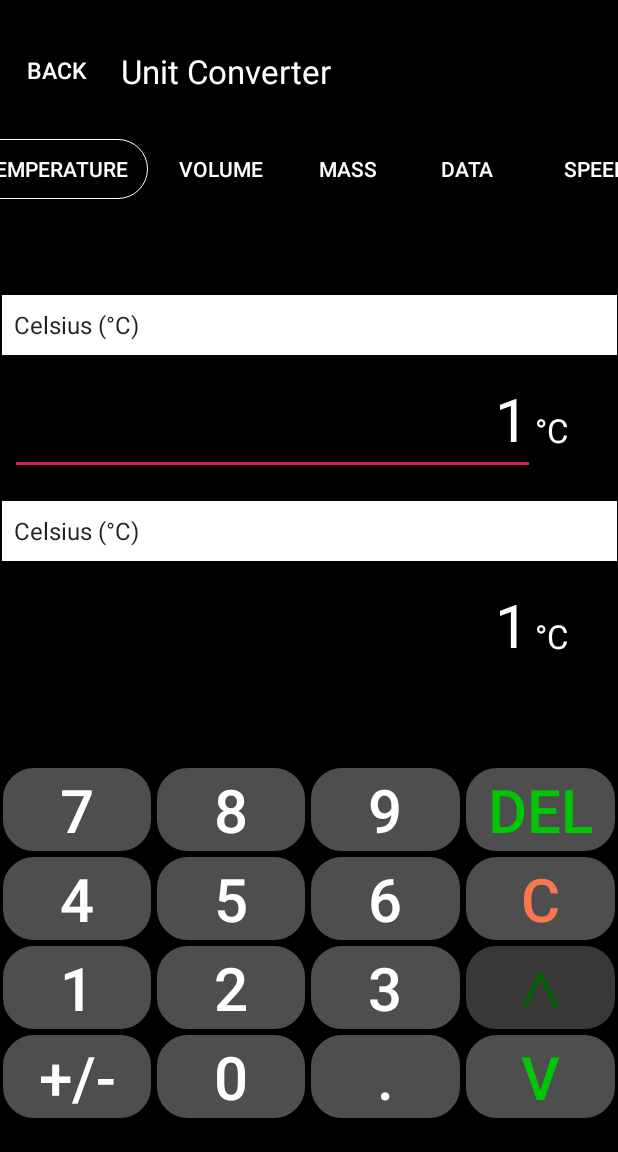
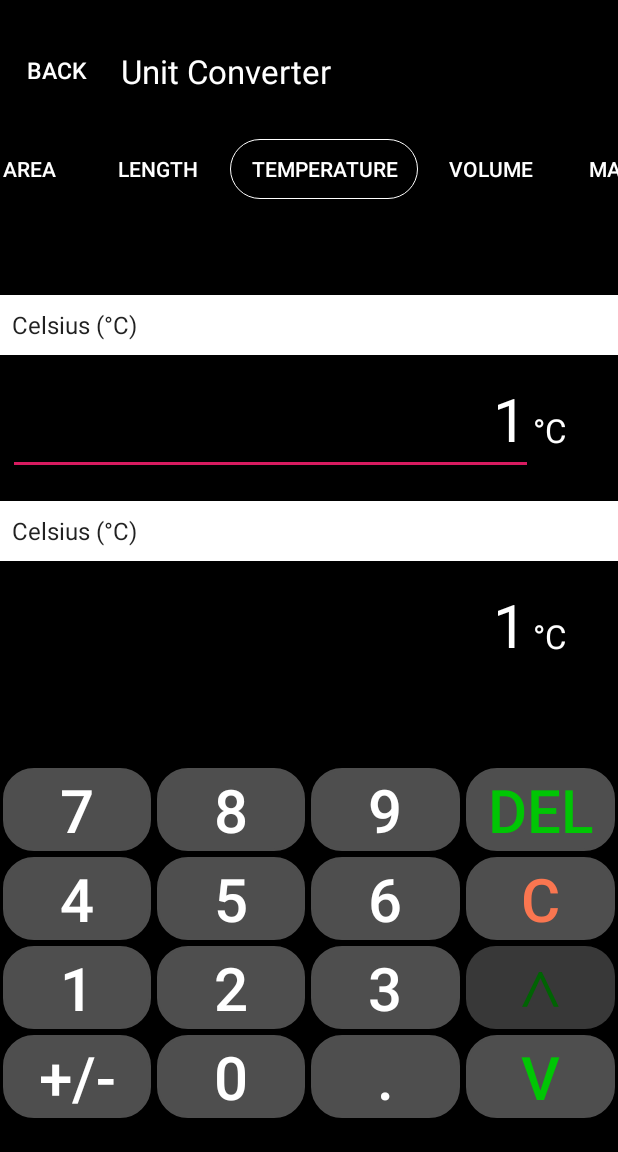
Before and after one commit to Sgrygorczuk/Android_Calculator, an Android app: the ConversionActivity screen opened directly, with no data from a screen before it, after a tap on "TEMPERATURE", on a phone screen of 412 x 824 dp, the part 84-1236 px from its top. Run offline under Robolectric (Android 15) with nearby library versions, the phone set to English and light mode, and no system bars; 4 statements that could not run were skipped; 2 other taps on this screen came first.

Commit message:
Added animation to Conversion Activity Layout and Unit Scroll

```diff
--- a/app/src/main/java/com/example/calculator/ConversionActivity.kt
+++ b/app/src/main/java/com/example/calculator/ConversionActivity.kt
@@ -3,6 +3,7 @@ package com.example.calculator
 import android.content.Intent
 import android.graphics.Color
 import android.os.Bundle
+import android.os.Handler
 import android.util.Log
 import android.widget.ArrayAdapter
 import androidx.appcompat.app.AppCompatActivity
@@ -13,6 +14,7 @@ import android.view.View
 import android.view.View.*
 import android.widget.AdapterView
 import android.widget.Toast
+import androidx.core.view.isVisible
 
 
 class ConversionActivity: AppCompatActivity() {
@@ -63,8 +65,9 @@ class ConversionActivity: AppCompatActivity() {
     private fun updateLayout(){
         Log.d("Admin", "ConversionActivity: $currentButton layout was chosen")
 
-        var animateView :  View = conversionLayoutArea
-        var position : Int = 0
+        var newButton : View = areaButton
+        var newPosition : Int = 0
+        var distance : Int = 0
 
         areaButton.setBackgroundDrawable(resources.getDrawable(R.drawable.black_selector))
         lengthButton.setBackgroundDrawable(resources.getDrawable(R.drawable.black_selector))
@@ -75,82 +78,93 @@ class ConversionActivity: AppCompatActivity() {
         speedButton.setBackgroundDrawable(resources.getDrawable(R.drawable.black_selector))
         timeButton.setBackgroundDrawable(resources.getDrawable(R.drawable.black_selector))
 
-        conversionLayoutArea.visibility = GONE
-        conversionLayoutLength.visibility = GONE
-        conversionLayoutTemperature.visibility = GONE
-        conversionVolume.visibility = GONE
-        conversionLayoutMass.visibility = GONE
-        conversionLayoutData.visibility = GONE
-        conversionLayoutSpeed.visibility = GONE
-        conversionLayoutTime.visibility = GONE
-
         when (currentButton) {
             "areaButton" -> {
-                areaButton.setBackgroundDrawable(resources.getDrawable(R.drawable.selected_black_selector))
-                conversionLayoutArea.visibility = VISIBLE
-                animateView = conversionLayoutArea
-                position = 0
+                newButton = areaButton
+                newPosition = 0
+                distance = 0
             }
             "lengthButton" -> {
-                lengthButton.setBackgroundDrawable(resources.getDrawable(R.drawable.selected_black_selector))
-                conversionLayoutLength.visibility = VISIBLE
-                animateView = conversionLayoutLength
-                position = 1
+                newButton = lengthButton
+                newPosition = 1
+                distance = 0
             }
             "temperatureButton" -> {
-                temperatureButton.setBackgroundDrawable(resources.getDrawable(R.drawable.selected_black_selector))
-                conversionLayoutTemperature.visibility = VISIBLE
-                animateView = conversionLayoutTemperature
-                position = 2
+                newButton = temperatureButton
+                newPosition = 2
+                distance = 30
             }
             "volumeButton" -> {
-                volumeButton.setBackgroundDrawable(resources.getDrawable(R.drawable.selected_black_selector))
-                conversionVolume.visibility = VISIBLE
-                animateView = conversionVolume
-                position = 3
+                newButton = volumeButton
+                newPosition = 3
+                distance = 350
             }
             "massButton" -> {
-                massButton.setBackgroundDrawable(resources.getDrawable(R.drawable.selected_black_selector))
-                conversionLayoutMass.visibility = VISIBLE
-                animateView = conversionLayoutMass
-                position = 4
+                newButton = massButton
+                newPosition = 4
+                distance = 600
             }
             "dataButton" -> {
-                dataButton.setBackgroundDrawable(resources.getDrawable(R.drawable.selected_black_selector))
-                conversionLayoutData.visibility = VISIBLE
-                animateView = conversionLayoutData
-                position = 5
+                newButton = dataButton
+                newPosition = 5
+                distance = 750
             }
             "speedButton" -> {
-                speedButton.setBackgroundDrawable(resources.getDrawable(R.drawable.selected_black_selector))
-                conversionLayoutSpeed.visibility = VISIBLE
-                animateView = conversionLayoutSpeed
-                position = 6
+                newButton = speedButton
+                newPosition = 6
+                distance = 850
             }
             "timeButton" -> {
-                timeButton.setBackgroundDrawable(resources.getDrawable(R.drawable.selected_black_selector))
-                conversionLayoutTime.visibility = VISIBLE
-                animateView = conversionLayoutTime
-                position = 7
+                newButton = timeButton
+                newPosition = 7
+                distance = 850
             }
         }
-        animateLayoutTransition(animateView, position)
+
+        newButton.setBackgroundDrawable(resources.getDrawable(R.drawable.selected_black_selector))
+        animateLayoutTransition(newPosition, distance)
     }
 
-    fun animateLayoutTransition(animateView : View, position : Int){
-        var distance : Float = 0f //If position == currentLayoutPosition stays as 0f
-        if(position < currentLayoutPosition){
-            distance = -1000f
-        }
-        else if (position > currentLayoutPosition){
-            distance = 1000f
-        }
-        animateView.translationX = distance
-        animateView.animate()
-            .translationX(0f)
-            .duration = 150
+    fun animateLayoutTransition(position : Int, scrollDistance : Int){
+        val distance : Float = conversionLayoutArea.width.toFloat()*(currentLayoutPosition-position)
+        val time : Long = 200
+
+        conversionLayoutArea.animate()
+            .translationXBy(distance)
+            .duration = time
+
+        conversionLayoutLength.animate()
+            .translationXBy(distance)
+            .duration = time
+
+        conversionLayoutTemperature.animate()
+            .translationXBy(distance)
+            .duration = time
+
+        conversionLayoutVolume.animate()
+            .translationXBy(distance)
+            .duration = time
+
+        conversionLayoutMass.animate()
+            .translationXBy(distance)
+            .duration = time
+
+        conversionLayoutData.animate()
+            .translationXBy(distance)
+            .duration = time
+
+        conversionLayoutSpeed.animate()
+            .translationXBy(distance)
+            .duration = time
+
+        conversionLayoutTime.animate()
+            .translationXBy(distance)
+            .duration = time
+
+        Log.d("Admin", "Area: ${conversionLayoutArea.isVisible} Length: ${conversionLayoutLength.isVisible}")
+        unitScroll.smoothScrollTo(scrollDistance,0)
+
         currentLayoutPosition = position
-        unitScroll.smoothScrollTo(currentLayoutPosition*150,0)
     }
 
     /*
--- a/app/src/main/java/com/example/calculator/ConversionLogic.kt
+++ b/app/src/main/java/com/example/calculator/ConversionLogic.kt
@@ -164,7 +164,7 @@ class ConversionLogic {
                 "7" -> input += "7"
                 "8" -> input += "8"
                 "9" -> input += "9"
-                "." -> if (input == "") input += "0." else input += "."
+                "." -> if(!input.contains('.')){if(input == ""){ input += "0."} else {input += "."}}
                 "c" -> input = ""
             }
             //If the user input 0 followed by any number other than '.' it deletes the 0
--- a/app/src/main/java/com/example/calculator/LongActivity.kt
+++ b/app/src/main/java/com/example/calculator/LongActivity.kt
@@ -7,6 +7,6 @@ class LongActivity: AppCompatActivity() {
 
     override fun onCreate(savedInstanceState: Bundle?) {
         super.onCreate(savedInstanceState)
-        setContentView(R.layout.activity_main)
+        setContentView(R.layout.activity_long)
     }
 }
--- a/app/src/main/java/com/example/calculator/MainLogic.kt
+++ b/app/src/main/java/com/example/calculator/MainLogic.kt
@@ -120,7 +120,7 @@ class MainLogic {
                 "7" -> inputOne += "7"
                 "8" -> inputOne += "8"
                 "9" -> inputOne += "9"
-                "." -> if (inputOne == "") inputOne += "0." else inputOne += "."
+                "." -> if(!inputOne.contains('.')){if(inputOne == ""){ inputOne += "0."} else {inputOne += "."}}
             }
             //If the user input 0 followed by any number other than '.' it deletes the 0
             if(inputOne.length >= 2 && inputOne[0] == '0'  && inputOne[1] != '.') { inputOne = inputOne.replaceFirst("0", "")}
--- /dev/null
+++ b/app/src/main/res/layout-land/activity_long.xml
@@ -0,0 +1,6 @@
+<?xml version="1.0" encoding="utf-8"?>
+<androidx.constraintlayout.widget.ConstraintLayout
+    xmlns:android="http://schemas.android.com/apk/res/android" android:layout_width="match_parent"
+    android:layout_height="match_parent">
+
+</androidx.constraintlayout.widget.ConstraintLayout>
--- a/app/src/main/res/layout-land/activity_main.xml
+++ /dev/null
@@ -1,6 +0,0 @@
-<?xml version="1.0" encoding="utf-8"?>
-<LinearLayout xmlns:android="http://schemas.android.com/apk/res/android"
-    android:orientation="vertical" android:layout_width="match_parent"
-    android:layout_height="match_parent">
-
-</LinearLayout>
--- a/app/src/main/res/layout/activity_conversion.xml
+++ b/app/src/main/res/layout/activity_conversion.xml
@@ -307,7 +307,8 @@
                         android:textColor="#FFFFFF"  />
                 </LinearLayout>
             </LinearLayout>
-                <LinearLayout
+
+            <LinearLayout
                     android:id="@+id/conversionLayoutLength"
                     android:layout_width="410dp"
                     android:layout_height="wrap_content"
@@ -540,8 +541,9 @@
                             android:textColor="#FFFFFF"  />
                         </LinearLayout>
                 </LinearLayout>
+
             <LinearLayout
-                android:id="@+id/conversionVolume"
+                android:id="@+id/conversionLayoutVolume"
                 android:layout_width="410dp"
                 android:layout_height="wrap_content"
                 android:orientation="vertical">
```
Also changed, not shown: app/src/main/java/com/example/calculator/MainActivity.kt (+18 -14 lines).
